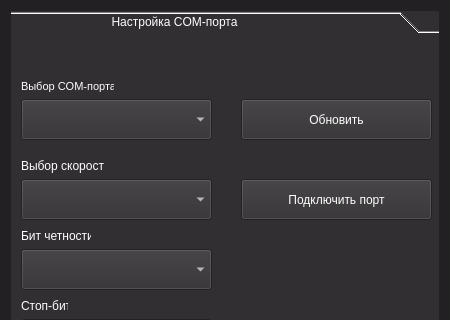
This is ApplicBeta/mainwindow.ui in SlavaZhuck/HandsFree_Qt as Qt 5 draws it before an edit; both pictures show x 0 to 450 and y 0 to 320 of the 450 by 684 pixel window. The edited form follows.
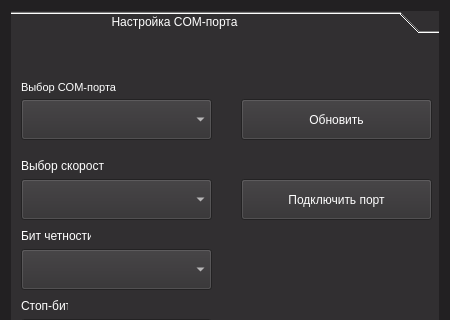
This is the edited form.

```diff
--- a/ApplicBeta/mainwindow.ui
+++ b/ApplicBeta/mainwindow.ui
@@ -82,8 +82,8 @@
          <rect>
           <x>10</x>
           <y>40</y>
-          <width>93</width>
-          <height>14</height>
+          <width>101</width>
+          <height>16</height>
          </rect>
         </property>
         <property name="font">
```
Left out of the diff: 2 changed lines with no effect on the pictures.
